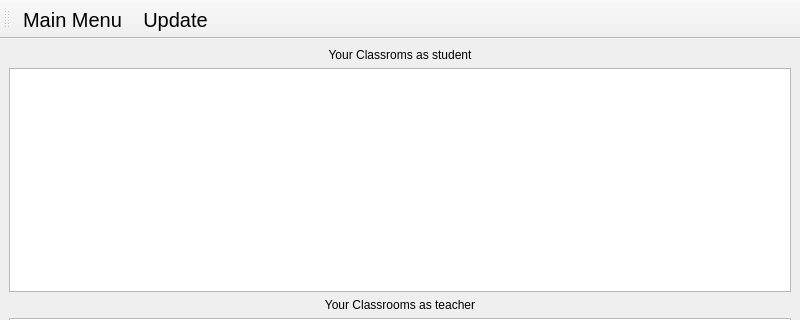
The window that Client/Client/classroomslistwindow.ui (Oleksii-Adamov/OOP-4sem-project) describes before a commit, drawn with Qt 5; both pictures show x 0 to 800 and y 0 to 320 of the 800 by 600 pixel window.
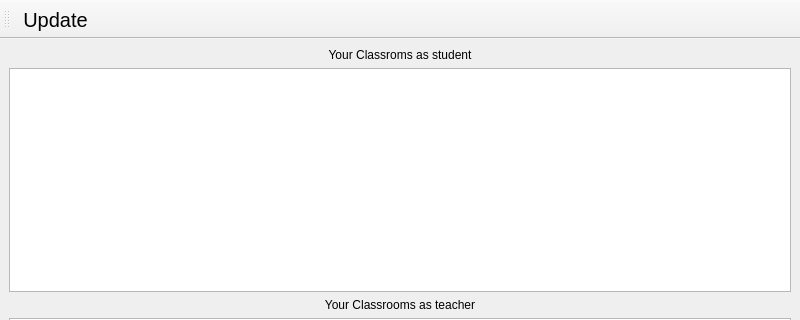
The same window after the commit.

What changed in the file:
```diff
--- a/Client/Client/classroomslistwindow.ui
+++ b/Client/Client/classroomslistwindow.ui
@@ -89,19 +89,8 @@
    <attribute name="toolBarBreak">
     <bool>false</bool>
    </attribute>
-   <addaction name="actionMain_Menu"/>
    <addaction name="actionUpdate"/>
   </widget>
-  <action name="actionMain_Menu">
-   <property name="text">
-    <string>Main Menu</string>
-   </property>
-   <property name="font">
-    <font>
-     <pointsize>15</pointsize>
-    </font>
-   </property>
-  </action>
   <action name="actionUpdate">
    <property name="text">
     <string>Update</string>
```
